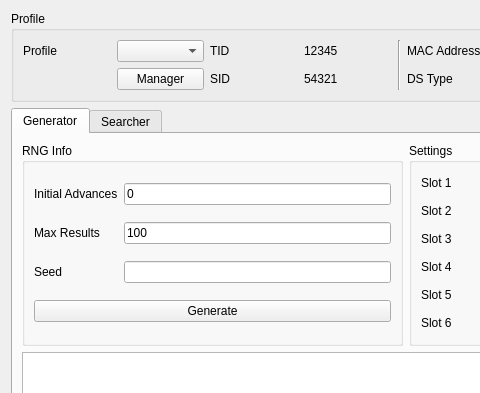
Above: Forms/Gen5/DreamRadar.ui from Admiral-Fish/PokeFinder before the change; both pictures show x 0 to 480 and y 0 to 393 of the 1200 by 700 pixel window. Below: the same form after it.
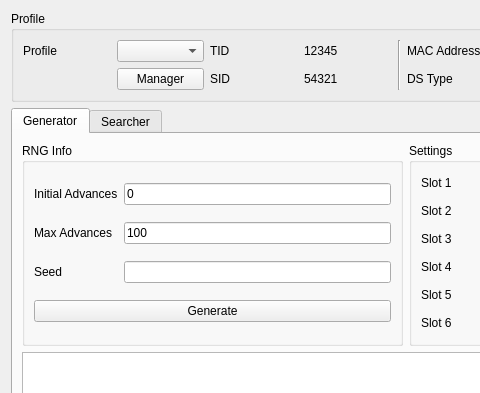
That is the form after the change. Custom widgets are drawn as their Qt base class.

Commit message: Rename maxResults to maxAdvances

What changed in the file:
```diff
--- a/Forms/Gen5/DreamRadar.ui
+++ b/Forms/Gen5/DreamRadar.ui
@@ -247,7 +247,7 @@
           <item row="1" column="0">
            <widget class="QLabel" name="labelGeneratorMaxResults">
             <property name="text">
-             <string>Max Results</string>
+             <string>Max Advances</string>
             </property>
            </widget>
           </item>
```
Left out of the diff: 6 changed lines with no effect on the pictures. The commit also changes 72 other files.
